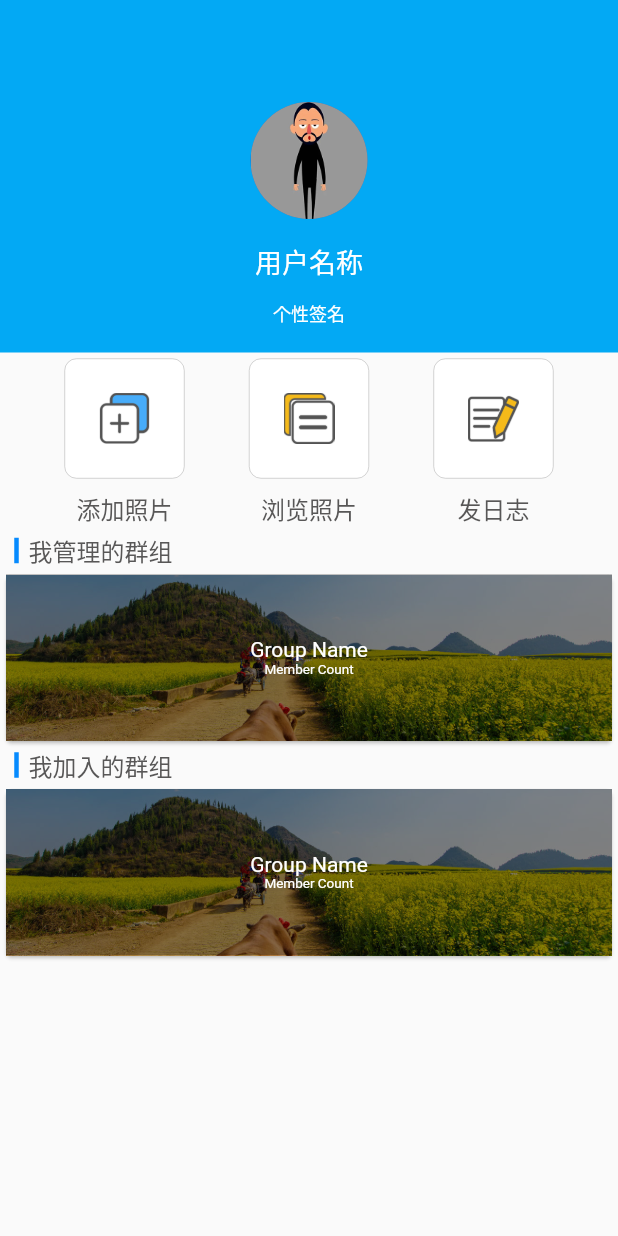
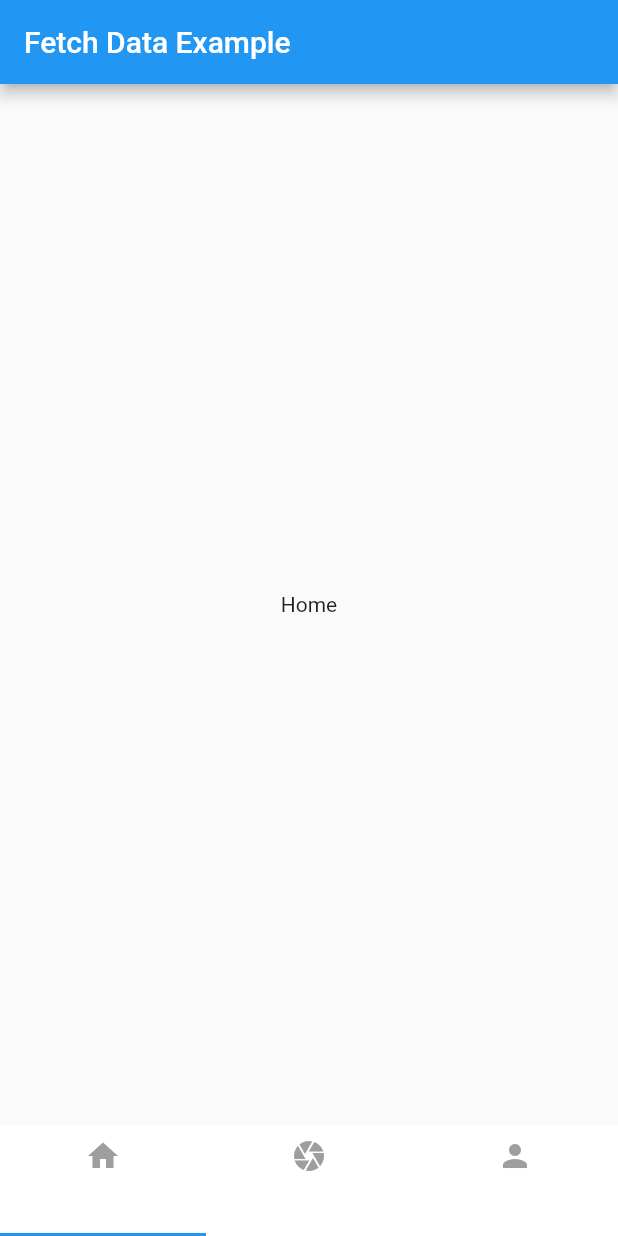
Before and after one commit to Darsky/Chat_flutter_app, a Flutter app: the screen it shows after launch, on a phone screen of 412 x 824 dp. Run offline on Flutter 3.47's test engine with Material 2 defaults, Android fonts, the phone set to English and light mode, and no system bars.

Commit message:
增加tabbar

```diff
--- /dev/null
+++ b/chat_flutter_app/lib/home/home_controller.dart
@@ -0,0 +1,22 @@
+import 'package:flutter/material.dart';
+
+class HomeController extends StatelessWidget
+{
+  @override
+  Widget build(BuildContext context) {
+    return new MaterialApp(
+      title: 'Fetch Data Example',
+      theme: new ThemeData(
+        primarySwatch: Colors.blue,
+      ),
+      home: new Scaffold(
+        appBar: new AppBar(
+          title: new Text('Fetch Data Example'),
+        ),
+        body: new Center(
+          child: new Text('Home'),
+        ),
+      ),
+    );
+  }
+}
--- a/chat_flutter_app/lib/main.dart
+++ b/chat_flutter_app/lib/main.dart
@@ -1,188 +1,35 @@
 import 'package:flutter/material.dart';
+import './home/home_controller.dart';
+import './timeline/timeline_controller.dart';
+import './mine/mine_controller.dart';
 
 void main() => runApp(new MyApp());
 
 class MyApp extends StatelessWidget {
   // This widget is the root of your application.
+
   @override
   Widget build(BuildContext context) {
-    Widget topSection = new Container(
-        color: Colors.lightBlue,
-        child: new Row(
-          children: <Widget>[
-            new Expanded(
-              child: new Column(
-                children: <Widget>[
-                  new Container(
-                    margin: const EdgeInsets.only(top: 68.0),
-                    child: new CircleAvatar(
-                      maxRadius: 39.0,
-                      backgroundImage: new AssetImage('images/homeHeader.png'),
-                    ),
-                  ),
-                  new Container(
-                    margin: const EdgeInsets.only(top: 15.0),
-                    child: new Text(
-                      '用户名称',
-                      style: new TextStyle(
-                          fontSize: 18.0,
-                          fontWeight: FontWeight.w400,
-                          color: Colors.white),
-                    ),
-                  ),
-                  new Container(
-                    margin: const EdgeInsets.fromLTRB(13.0, 12.0, 13.0, 17.0),
-                    child: new Text(
-                      '个性签名',
-                      style: new TextStyle(
-                          fontSize: 12.0,
-                          fontWeight: FontWeight.w400,
-                          color: Colors.white),
-                    ),
-                  )
-                  // ignore: argument_type_not_assignable
-                ],
-              ),
-            )
-          ],
-        ));
-
-
-    Column functionButton(String imageName, String title) {
-      return new Column(
-        mainAxisAlignment: MainAxisAlignment.center,
-        children: <Widget>[
-          new Container(
-            decoration: new BoxDecoration(
+    // TODO: implement build
+    return new MaterialApp(
+      home: new DefaultTabController(
+          length: 3,
+          child: new Scaffold(
+            bottomNavigationBar: new Material(
               color: Colors.white,
-              border: new Border.all(color: Colors.grey, width: 0.3),
-              borderRadius: const BorderRadius.all(const Radius.circular(8.0)),
+              child: new TabBar(tabs: [
+                new Tab(icon: new Icon(Icons.home, color: Colors.grey,), text: '首页',),
+                new Tab(icon: new Icon(Icons.camera, color: Colors.grey,), text: '圈子',),
+                new Tab(icon: new Icon(Icons.person, color: Colors.grey,), text: '我的',),
+              ]),
             ),
-            alignment: Alignment.center,
-            child: new Image.asset(imageName,
-                alignment: Alignment.center, width: 34.0, height: 34.0),
-            width: 80.0,
-            height: 80.0,
-          ),
-          new Container(
-            margin: const EdgeInsets.only(top: 8.0),
-            child: new Text(
-              title,
-              style:
-              new TextStyle(fontSize: 16.0, color: const Color(0xff585757)),
-            ),
+            body: new TabBarView(children: [
+              new HomeController(),
+              new TimelineController(),
+              new MineController(),
+            ]),
           )
-        ],
-      );
-    }
-
-    GestureDetector functionButtonColumn(String imageName, String title)
-    {
-      return new GestureDetector(
-        onTap: () {
-          print(title);
-        },
-        child: functionButton(imageName, title),
-      );
-    }
-
-    Container sectionHeader(String title) {
-      return new Container(
-        margin: const EdgeInsets.only(left: 3.0),
-        child: new Row(
-          children: <Widget>[
-            new Container(
-              margin: const EdgeInsets.only(left: 6.5),
-              decoration: new BoxDecoration(color: const Color(0xff068afe)),
-              width: 3.0,
-              height: 17.0,
-            ),
-            new Container(
-              margin: const EdgeInsets.only(left: 6.5),
-              child: new Text(
-                title,
-                style: new TextStyle(
-                    fontSize: 16.0, color: const Color(0xff585757)),
-              ),
-            )
-          ],
-        ),
-      );
-    }
-
-    Widget functionSection = new Container(
-      height: 120.0,
-      child: new Row(
-        mainAxisAlignment: MainAxisAlignment.spaceEvenly,
-        children: <Widget>[
-          functionButtonColumn('images/home_import.png', '添加照片'),
-          functionButtonColumn('images/home_card.png', '浏览照片'),
-          functionButtonColumn('images/home_task.png', '发日志'),
-        ],
       ),
     );
-
-    Widget mineClassView = new Card(
-      child: new SizedBox.fromSize(
-        size: Size(166.0, 111.0),
-        child: new Stack(
-          fit: StackFit.expand,
-          children: <Widget>[
-            new Container(
-              child: new Image.asset(
-                'images/picture_demo.png',
-                fit: BoxFit.cover,
-              ),
-            ),
-            new Container(
-              padding: const EdgeInsets.all(0.0),
-              decoration: new BoxDecoration(
-                color: Colors.black45,
-              ),
-              child: new Column(
-                mainAxisAlignment: MainAxisAlignment.center,
-                children: <Widget>[
-                  new Text(
-                    'Group Name',
-                    style: new TextStyle(color: Colors.white, fontSize: 14.0),
-                  ),
-                  new Text(
-                    'Member Count',
-                    style: new TextStyle(color: Colors.white, fontSize: 9.0),
-                  )
-                ],
-              ),
-            )
-          ],
-        ),
-      ),
-    );
-
-
-    return new MaterialApp(
-        title: 'Flutter Demo',
-        theme: new ThemeData(
-          // This is the theme of your application.
-          //
-          // Try running your application with "flutter run". You'll see the
-          // application has a blue toolbar. Then, without quitting the app, try
-          // changing the primarySwatch below to Colors.green and then invoke
-          // "hot reload" (press "r" in the console where you ran "flutter run",
-          // or press Run > Flutter Hot Reload in IntelliJ). Notice that the
-          // counter didn't reset back to zero; the application is not restarted.
-        ),
-        home: new Scaffold(
-          body: new ListView(
-            padding: const EdgeInsets.all(0.0),
-            children: <Widget>[
-              topSection,
-              functionSection,
-              sectionHeader('我管理的群组'),
-              mineClassView,
-              sectionHeader('我加入的群组'),
-              mineClassView,
-            ],
-          ),
-        ));
   }
 }
--- /dev/null
+++ b/chat_flutter_app/lib/timeline/timeline_controller.dart
@@ -0,0 +1,22 @@
+import 'package:flutter/material.dart';
+
+class TimelineController extends StatelessWidget
+{
+  @override
+  Widget build(BuildContext context) {
+    return new MaterialApp(
+      title: 'Fetch Data Example',
+      theme: new ThemeData(
+        primarySwatch: Colors.blue,
+      ),
+      home: new Scaffold(
+        appBar: new AppBar(
+          title: new Text('Fetch Data Example'),
+        ),
+        body: new Center(
+          child: new Text('Timeline'),
+        ),
+      ),
+    );
+  }
+}
```
Also changed, not shown: chat_flutter_app/lib/mine/mine_controller.dart (added, +187 -0 lines).
